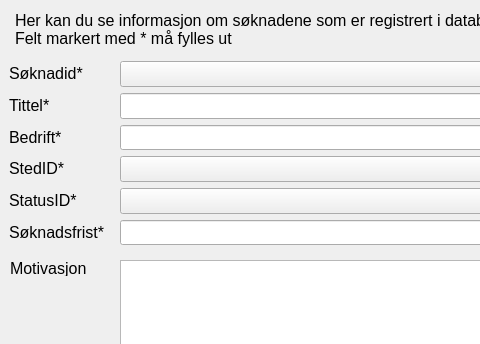
First picture: the form in src/jobb/QT/jobber/jobber/viewjobs.ui, repository andersbo87/sources, before the edit; both pictures show x 0 to 480 and y 0 to 344 of the 589 by 466 pixel window.
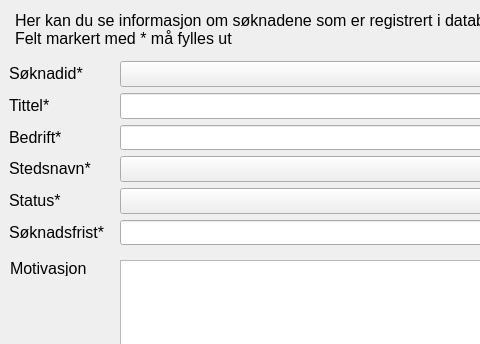
Second picture: the form after the edit. Icons and pictures are not drawn.

Commit message: Små endringer i newjob.ui og viewjobs.ui (byttet 'StedID' med 'Stedsnavn' og 'StatusID' med 'Status'.

```diff
--- a/src/jobb/QT/jobber/jobber/viewjobs.ui
+++ b/src/jobb/QT/jobber/jobber/viewjobs.ui
@@ -109,7 +109,7 @@
      </rect>
     </property>
     <property name="text">
-     <string>StedID*</string>
+     <string>Stedsnavn*</string>
     </property>
    </widget>
    <widget class="QComboBox" name="comboBoxTownID">
@@ -132,7 +132,7 @@
      </rect>
     </property>
     <property name="text">
-     <string>StatusID*</string>
+     <string>Status*</string>
     </property>
    </widget>
    <widget class="QComboBox" name="comboBoxStatusID">
```
The commit also changes 2 other files.
